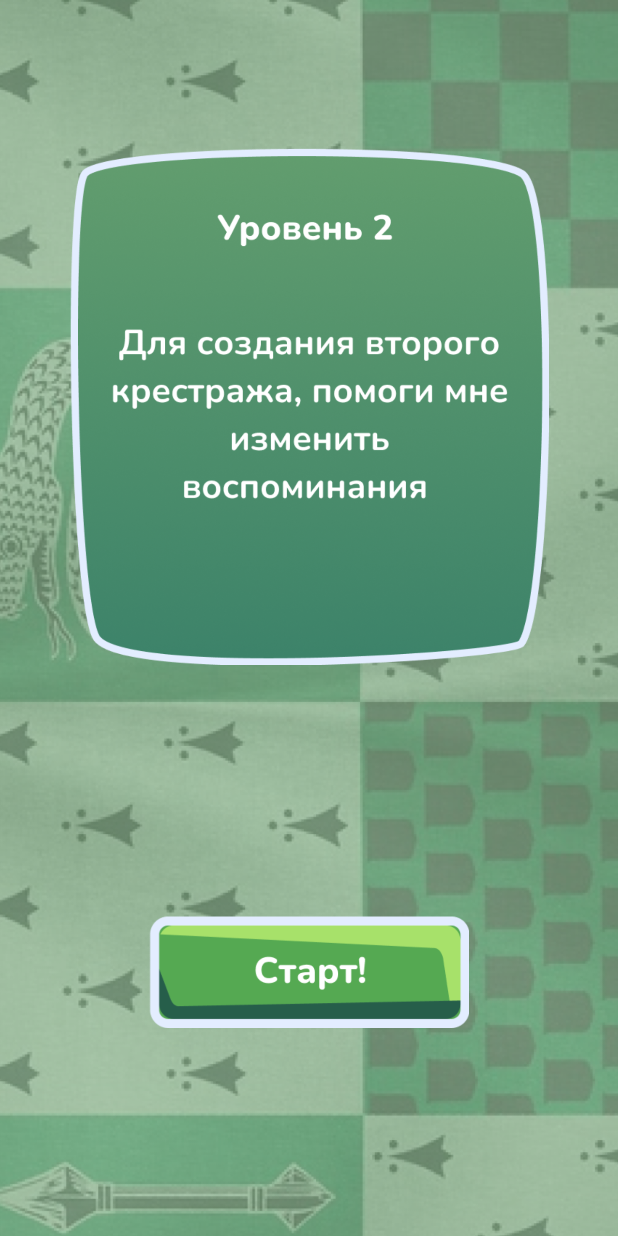
After one commit to IraTheBestInTheWorld/TVR, an Android app: the Level2_1 screen opened directly, with no data from a screen before it, on a phone screen of 412 x 824 dp. The commit adds this screen. Run offline under Robolectric (Android 15) with nearby library versions, the light colour scheme and no system bars.

Commit message:
не забывать в манифест добавлять классы, а работать не будет!

```diff
--- /dev/null
+++ b/game1/app/src/main/java/com/example/game1/Level2_1.java
@@ -0,0 +1,40 @@
+package com.example.game1;
+
+import android.content.Intent;
+import android.os.Bundle;
+import android.view.View;
+import android.view.Window;
+import android.view.WindowManager;
+import android.widget.ImageButton;
+
+import androidx.appcompat.app.AppCompatActivity;
+
+public class Level2_1 extends AppCompatActivity {
+
+    @Override
+    protected void onCreate(Bundle savedInstanceState) {
+        super.onCreate(savedInstanceState);
+        setContentView(R.layout.level2_1);
+        Window w = getWindow();
+        w.setFlags(WindowManager.LayoutParams.FLAG_FULLSCREEN, WindowManager.LayoutParams.FLAG_FULLSCREEN);
+        ImageButton button_start_level = (ImageButton) findViewById(R.id.level2_start);
+        button_start_level.setOnClickListener(new View.OnClickListener() {
+            @Override
+            public void onClick(View v) {
+                try {
+
+                } catch (Exception e) {
+                }
+            }
+        });
+    }
+    @Override
+    public void onBackPressed(){
+        try {
+            Intent intent = new Intent(Level2_1.this, Start3.class);
+            startActivity(intent);
+            finish();
+        } catch (Exception e) {
+        }
+    }
+}
--- /dev/null
+++ b/game1/app/src/main/res/layout/level2_1.xml
@@ -0,0 +1,41 @@
+<?xml version="1.0" encoding="utf-8"?>
+<androidx.constraintlayout.widget.ConstraintLayout xmlns:android="http://schemas.android.com/apk/res/android"
+    xmlns:app="http://schemas.android.com/apk/res-auto"
+    xmlns:tools="http://schemas.android.com/tools"
+    android:layout_width="match_parent"
+    android:layout_height="match_parent">
+
+    <ImageView
+        android:id="@+id/imageView11"
+        android:layout_width="0dp"
+        android:layout_height="0dp"
+        android:scaleType="centerCrop"
+        app:layout_constraintBottom_toBottomOf="parent"
+        app:layout_constraintEnd_toEndOf="parent"
+        app:layout_constraintStart_toStartOf="parent"
+        app:layout_constraintTop_toTopOf="parent"
+        app:srcCompat="@drawable/bg11" />
+
+    <ImageButton
+        android:id="@+id/level2_start"
+        android:layout_width="213dp"
+        android:layout_height="75dp"
+        android:layout_marginTop="610dp"
+        android:background="@android:color/transparent"
+        android:scaleType="centerCrop"
+        app:layout_constraintEnd_toEndOf="parent"
+        app:layout_constraintStart_toStartOf="parent"
+        app:layout_constraintTop_toTopOf="parent"
+        app:srcCompat="@drawable/start_l1" />
+
+    <ImageView
+        android:id="@+id/imageView19"
+        android:layout_width="319dp"
+        android:layout_height="351dp"
+        android:layout_marginTop="95dp"
+        app:layout_constraintEnd_toEndOf="parent"
+        app:layout_constraintStart_toStartOf="parent"
+        app:layout_constraintTop_toTopOf="parent"
+        app:srcCompat="@drawable/level2_text"/>
+
+</androidx.constraintlayout.widget.ConstraintLayout>
--- a/game1/app/src/main/res/layout/popup_if_wrong.xml
+++ b/game1/app/src/main/res/layout/popup_if_wrong.xml
@@ -9,7 +9,7 @@
         android:id="@+id/voldik_face_palm"
         android:layout_width="match_parent"
         android:layout_height="320dp"
-        android:layout_marginStart="40dp"
+        android:layout_marginStart="30dp"
         android:layout_marginTop="100dp"
         android:layout_marginEnd="20dp"
         app:layout_constraintStart_toStartOf="parent"
@@ -20,7 +20,7 @@
         android:id="@+id/do_you_speak"
         android:layout_width="325dp"
         android:layout_height="133dp"
-        android:layout_marginStart="55dp"
+        android:layout_marginStart="45dp"
         android:layout_marginTop="-80dp"
         app:layout_constraintStart_toStartOf="parent"
         app:layout_constraintTop_toBottomOf="@+id/voldik_face_palm"
@@ -30,7 +30,7 @@
         android:id="@+id/yes_sorry"
         android:layout_width="match_parent"
         android:layout_height="wrap_content"
-        android:layout_marginStart="90dp"
+        android:layout_marginStart="80dp"
         android:layout_marginTop="-30dp"
         android:layout_marginEnd="80dp"
         android:background="@android:color/transparent"
```
Also changed, not shown: game1/app/src/main/AndroidManifest.xml (+8 -0 lines), game1/app/src/main/java/com/example/game1/Level1_2.java (+31 -1 lines), game1/app/src/main/res/layout/popup_level_end.xml (+5 -5 lines), game1/app/src/main/res/drawable/level2_text.png (added).
